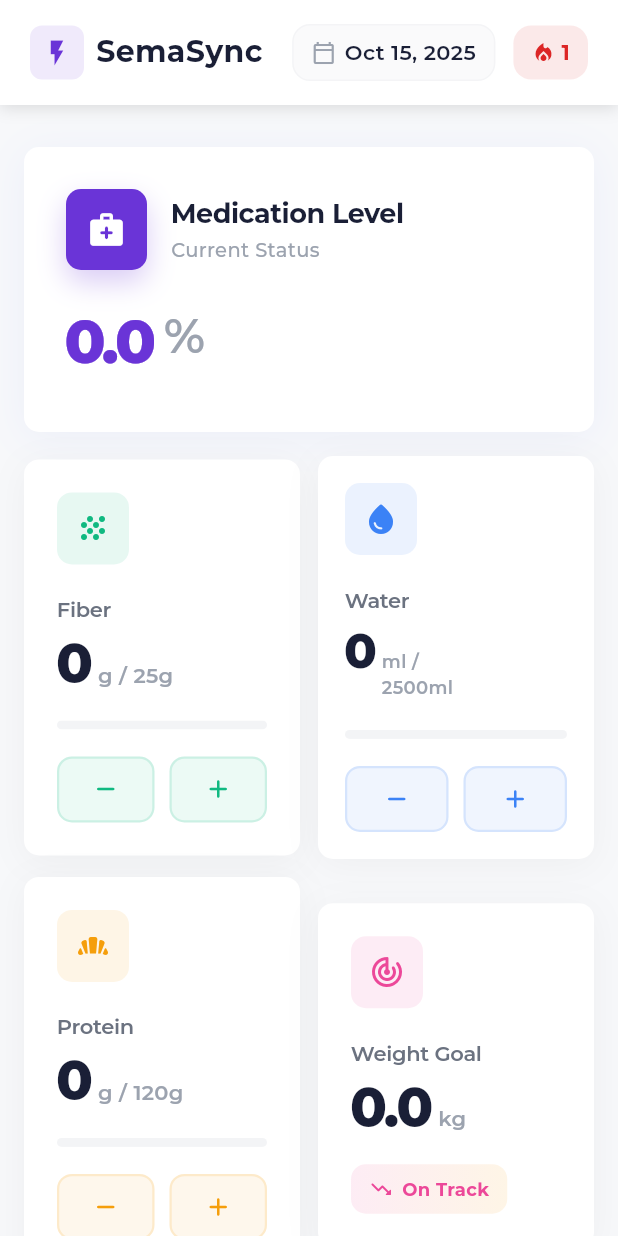
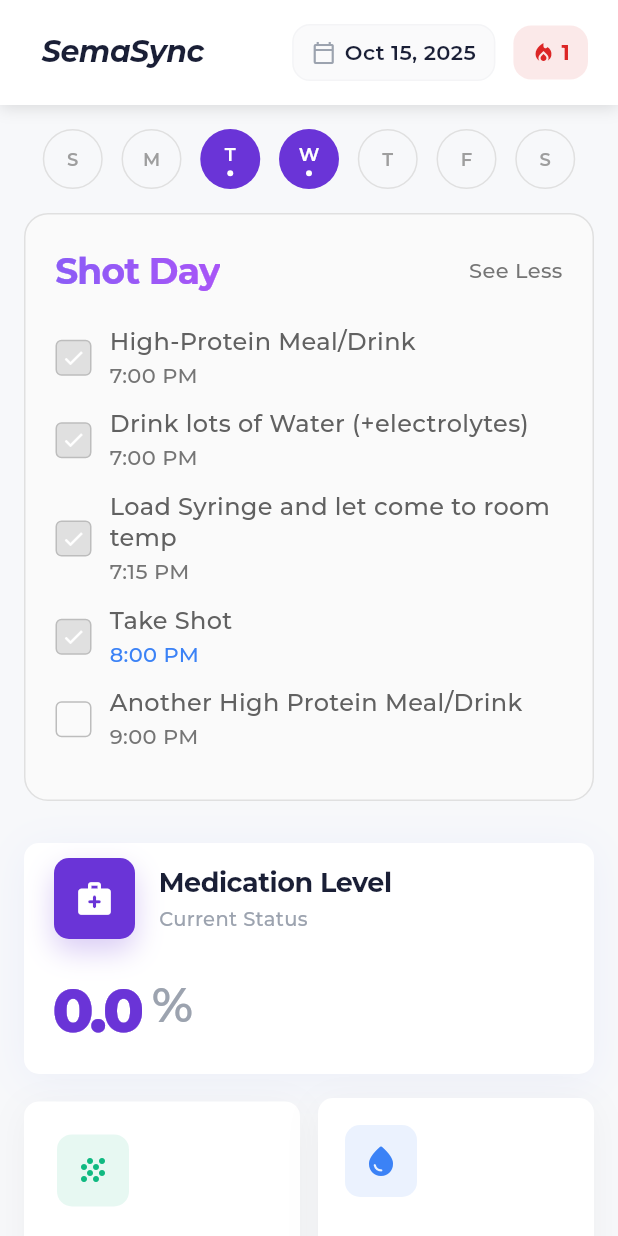
Before and after one commit to meghal-IQ/semasync, a Flutter app: the SimpleSemaSyncDashboard screen opened directly, on a phone screen of 412 x 824 dp. Run offline on Flutter 3.47's test engine with Material 3 defaults, Android fonts, the phone set to English and light mode, and no system bars; our stand-ins replace camera, dio, fl_chart, google_fonts, image_picker, percent_indicator and 1 more; missing offline and left inert: google_mlkit_image_labeling, mobile_scanner; accounts and stored records are empty; network calls fail.

Commit message:
Implement Shot Day widget matching design - Add ShotDayWidget with checklist and gradient title - Add ShotDaySelector for choosing shot days - Update app name font to match image (bold, italic) - Widget only shows on selected shot days - Matches the exact design from the provided image

```diff
--- a/lib/features/dashboard/presentation/screens/simple_semasync_dashboard.dart
+++ b/lib/features/dashboard/presentation/screens/simple_semasync_dashboard.dart
@@ -13,6 +13,7 @@ import '../../../../core/providers/nutrition_provider.dart';
 import '../../../../core/providers/historical_data_provider.dart';
 import '../../../../core/api/models/nutrition_log_model.dart';
 import '../widgets/dashboard_header.dart';
+import '../widgets/shot_day_widget.dart';
 
 class SimpleSemaSyncDashboard extends StatefulWidget {
   const SimpleSemaSyncDashboard({super.key});
@@ -26,6 +27,8 @@ class _SimpleSemaSyncDashboardState extends State<SimpleSemaSyncDashboard> {
   bool _isShotDayExpanded = true;
   Timer? _timeUpdateTimer;
   DateTime _selectedDate = DateTime.now();
+  List<int> _shotDays = [3, 4]; // Wednesday and Thursday by default
+
   @override
   void initState() {
     super.initState();
@@ -62,6 +65,23 @@ class _SimpleSemaSyncDashboardState extends State<SimpleSemaSyncDashboard> {
               selectedDate: _selectedDate,
               onDateChanged: _onDateChanged,
               streakCount: 1, // TODO: Get actual streak count
+            ),
+
+            // Shot Day Selector
+            const SizedBox(height: 16),
+            ShotDaySelector(
+              selectedDays: _shotDays,
+              onDaysChanged: (days) {
+                setState(() {
+                  _shotDays = days;
+                });
+              },
+            ),
+
+            // Shot Day Widget (only shows on shot days)
+            const SizedBox(height: 16),
+            ShotDayWidget(
+              selectedDays: _shotDays,
             ),
 
             // Main Content
@@ -287,7 +307,7 @@ class _SimpleSemaSyncDashboardState extends State<SimpleSemaSyncDashboard> {
             ],
           ),
           child: Padding(
-            padding: const EdgeInsets.all(28),
+            padding: const EdgeInsets.symmetric(horizontal: 20, vertical: 10),
             child: Column(
               crossAxisAlignment: CrossAxisAlignment.start,
               children: [
--- a/lib/features/dashboard/presentation/widgets/dashboard_header.dart
+++ b/lib/features/dashboard/presentation/widgets/dashboard_header.dart
@@ -42,18 +42,18 @@ class _DashboardHeaderState extends State<DashboardHeader> {
               // App name with icon
               Row(
                 children: [
-                  Container(
-                    padding: const EdgeInsets.all(8),
-                    decoration: BoxDecoration(
-                      color: AppColors.primary.withOpacity(0.1),
-                      borderRadius: BorderRadius.circular(8),
-                    ),
-                    child: const Icon(
-                      Icons.flash_on,
-                      color: AppColors.primary,
-                      size: 20,
-                    ),
-                  ),
+                //   Container(
+                //     padding: const EdgeInsets.all(8),
+                //     decoration: BoxDecoration(
+                //       color: AppColors.primary.withOpacity(0.1),
+                //       borderRadius: BorderRadius.circular(8),
+                //     ),
+                //     child: const Icon(
+                //       Icons.flash_on,
+                //       color: AppColors.primary,
+                //       size: 20,
+                //     ),
+                //   ),
                   const SizedBox(width: 8),
                   const Text(
                     'SemaSync',
@@ -61,6 +61,8 @@ class _DashboardHeaderState extends State<DashboardHeader> {
                       fontSize: 20,
                       fontWeight: FontWeight.bold,
                       color: AppColors.textPrimary,
+                      fontStyle: FontStyle.italic,
+                      letterSpacing: -0.3,
                     ),
                   ),
                 ],
--- /dev/null
+++ b/lib/features/dashboard/presentation/widgets/shot_day_widget.dart
@@ -0,0 +1,286 @@
+import 'package:flutter/material.dart';
+import '../../../../core/theme/app_colors.dart';
+import '../../../../core/constants/app_constants.dart';
+
+class ShotDayWidget extends StatefulWidget {
+  final List<int> selectedDays; // 1=Monday, 2=Tuesday, etc.
+  final VoidCallback? onToggleDay;
+
+  const ShotDayWidget({
+    super.key,
+    required this.selectedDays,
+    this.onToggleDay,
+  });
+
+  @override
+  State<ShotDayWidget> createState() => _ShotDayWidgetState();
+}
+
+class _ShotDayWidgetState extends State<ShotDayWidget> {
+  bool _isExpanded = true;
+
+  final List<Map<String, dynamic>> _shotDayTasks = [
+    {
+      'title': 'High-Protein Meal/Drink',
+      'time': '7:00 PM',
+      'completed': true,
+    },
+    {
+      'title': 'Drink lots of Water (+electrolytes)',
+      'time': '7:00 PM',
+      'completed': true,
+    },
+    {
+      'title': 'Load Syringe and let come to room temp',
+      'time': '7:15 PM',
+      'completed': true,
+    },
+    {
+      'title': 'Take Shot',
+      'time': '8:00 PM',
+      'completed': true,
+      'isMainTask': true,
+    },
+    {
+      'title': 'Another High Protein Meal/Drink',
+      'time': '9:00 PM',
+      'completed': false,
+    },
+  ];
+
+  @override
+  Widget build(BuildContext context) {
+    final today = DateTime.now();
+    final todayWeekday = today.weekday; // 1=Monday, 7=Sunday
+
+    // Check if today is a shot day
+    if (!widget.selectedDays.contains(todayWeekday)) {
+      return const SizedBox.shrink(); // Don't show if not a shot day
+    }
+
+    return Container(
+      margin: const EdgeInsets.symmetric(horizontal: AppConstants.spacing16),
+      decoration: BoxDecoration(
+        color: Colors.grey[50],
+        borderRadius: BorderRadius.circular(16),
+        border: Border.all(
+          color: Colors.grey[300]!,
+          width: 1,
+          style: BorderStyle.solid,
+        ),
+      ),
+      child: Column(
+        children: [
+          // Header
+          Padding(
+            padding: const EdgeInsets.all(20),
+            child: Row(
+              children: [
+                ShaderMask(
+                  shaderCallback: (bounds) => const LinearGradient(
+                    colors: [
+                      Color(0xFF8B5CF6), // Light purple
+                      Color(0xFFA855F7), // Medium purple
+                    ],
+                  ).createShader(bounds),
+                  child: const Text(
+                    'Shot Day',
+                    style: TextStyle(
+                      fontSize: 24,
+                      fontWeight: FontWeight.bold,
+                      color: Colors.white,
+                      letterSpacing: -0.5,
+                    ),
+                  ),
+                ),
+                const Spacer(),
+                GestureDetector(
+                  onTap: () {
+                    setState(() {
+                      _isExpanded = !_isExpanded;
+                    });
+                  },
+                  child: Text(
+                    _isExpanded ? 'See Less' : 'See More',
+                    style: TextStyle(
+                      color: Colors.grey[600],
+                      fontSize: 14,
+                      fontWeight: FontWeight.w500,
+                    ),
+                  ),
+                ),
+              ],
+            ),
+          ),
+
+          // Tasks List
+          if (_isExpanded) ...[
+            Padding(
+              padding: const EdgeInsets.fromLTRB(20, 0, 20, 20),
+              child: Column(
+                children: _shotDayTasks.map((task) => _buildTaskItem(task)).toList(),
+              ),
+            ),
+          ],
+        ],
+      ),
+    );
+  }
+
+  Widget _buildTaskItem(Map<String, dynamic> task) {
+    final isMainTask = task['isMainTask'] == true;
+
+    return Container(
+      margin: const EdgeInsets.only(bottom: 12),
+      child: Row(
+        children: [
+          // Checkbox
+          Container(
+            width: 24,
+            height: 24,
+            decoration: BoxDecoration(
+              color: task['completed']
+                  ? Colors.grey[300]
+                  : Colors.transparent,
+              border: Border.all(
+                color: Colors.grey[400]!,
+                width: 1,
+              ),
+              borderRadius: BorderRadius.circular(4),
+            ),
+            child: task['completed']
+                ? const Icon(
+                    Icons.check,
+                    size: 16,
+                    color: Colors.white,
+                  )
+                : null,
+          ),
+
+          const SizedBox(width: 12),
+
+          // Task content
+          Expanded(
+            child: Column(
+              crossAxisAlignment: CrossAxisAlignment.start,
+              children: [
+                Text(
+                  task['title'],
+                  style: TextStyle(
+                    fontSize: 16,
+                    fontWeight: FontWeight.w500,
+                    color: Colors.grey[700],
+                    height: 1.3,
+                  ),
+                ),
+                const SizedBox(height: 2),
+                Text(
+                  task['time'],
+                  style: TextStyle(
+                    fontSize: 14,
+                    fontWeight: FontWeight.w500,
+                    color: isMainTask
+                        ? const Color(0xFF3B82F6) // Blue for main task
+                        : Colors.grey[600],
+                  ),
+                ),
+              ],
+            ),
+          ),
+        ],
+      ),
+    );
+  }
+}
+
+class ShotDaySelector extends StatefulWidget {
+  final List<int> selectedDays;
+  final Function(List<int>) onDaysChanged;
+
+  const ShotDaySelector({
+    super.key,
+    required this.selectedDays,
+    required this.onDaysChanged,
+  });
+
+  @override
+  State<ShotDaySelector> createState() => _ShotDaySelectorState();
+}
+
+class _ShotDaySelectorState extends State<ShotDaySelector> {
+  final List<String> _dayLabels = ['S', 'M', 'T', 'W', 'T', 'F', 'S'];
+  final List<String> _dayNames = ['Sun', 'Mon', 'Tue', 'Wed', 'Thu', 'Fri', 'Sat'];
+
+  @override
+  Widget build(BuildContext context) {
+    return Container(
+      margin: const EdgeInsets.symmetric(horizontal: AppConstants.spacing16),
+      child: Row(
+        mainAxisAlignment: MainAxisAlignment.spaceEvenly,
+        children: List.generate(7, (index) {
+          final dayOfWeek = index + 1; // 1=Monday, 7=Sunday
+          final isSelected = widget.selectedDays.contains(dayOfWeek);
+          final isToday = DateTime.now().weekday == dayOfWeek;
+
+          return GestureDetector(
+            onTap: () {
+              setState(() {
+                if (isSelected) {
+                  widget.selectedDays.remove(dayOfWeek);
+                } else {
+                  widget.selectedDays.add(dayOfWeek);
+                }
+                widget.onDaysChanged(List.from(widget.selectedDays));
+              });
+            },
+            child: Container(
+              width: 40,
+              height: 40,
+              decoration: BoxDecoration(
+                color: isSelected
+                    ? AppColors.primary
+                    : Colors.transparent,
+                borderRadius: BorderRadius.circular(20),
+                border: !isSelected
+                    ? Border.all(
+                        color: Colors.grey[300]!,
+                        width: 1,
+                        style: BorderStyle.solid,
+                      )
+                    : null,
+              ),
+              child: Column(
+                mainAxisAlignment: MainAxisAlignment.center,
+                children: [
+                  Text(
+                    _dayLabels[index],
+                    style: TextStyle(
+                      fontSize: 12,
+                      fontWeight: FontWeight.w600,
+                      color: isSelected
+                          ? Colors.white
+                          : Colors.grey[500],
+                    ),
+                  ),
+                  if (isSelected || isToday) ...[
+                    const SizedBox(height: 2),
+                    Container(
+                      width: 4,
+                      height: 4,
+                      decoration: BoxDecoration(
+                        color: isSelected
+                            ? Colors.white
+                            : AppColors.primary,
+                        shape: BoxShape.circle,
+                      ),
+                    ),
+                  ],
+                ],
+              ),
+            ),
+          );
+        }),
+      ),
+    );
+  }
+}
```
